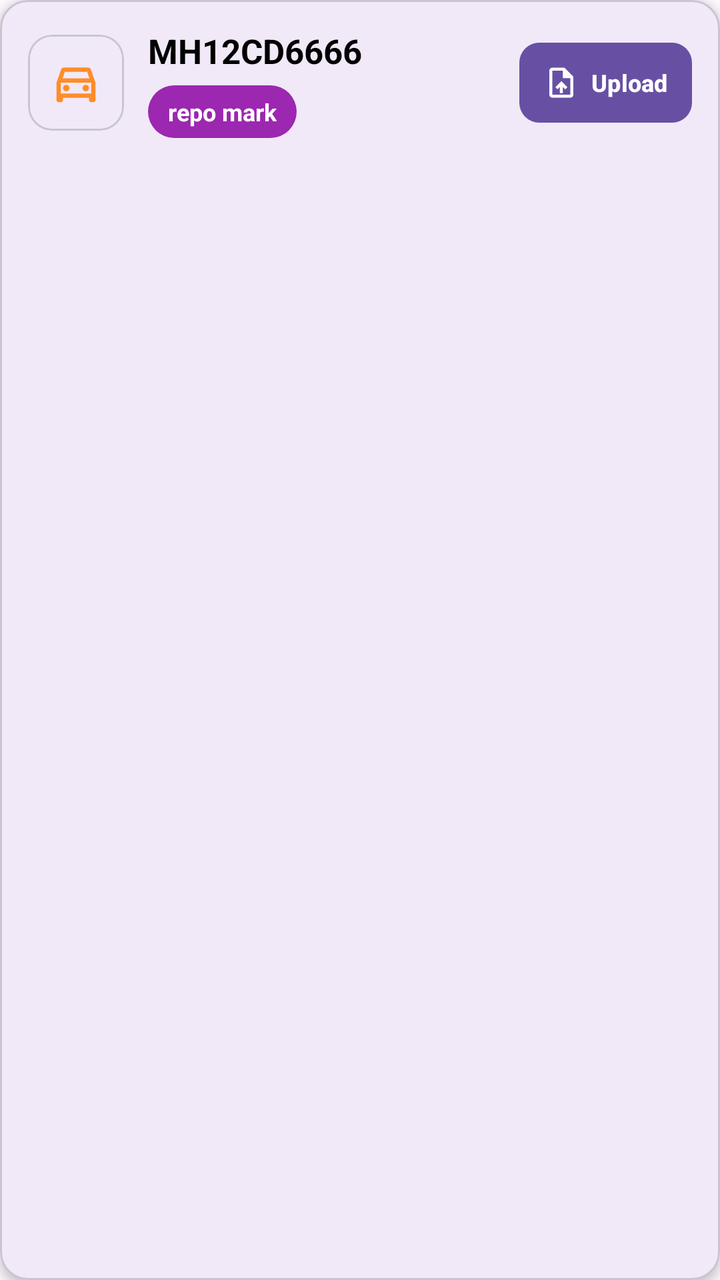
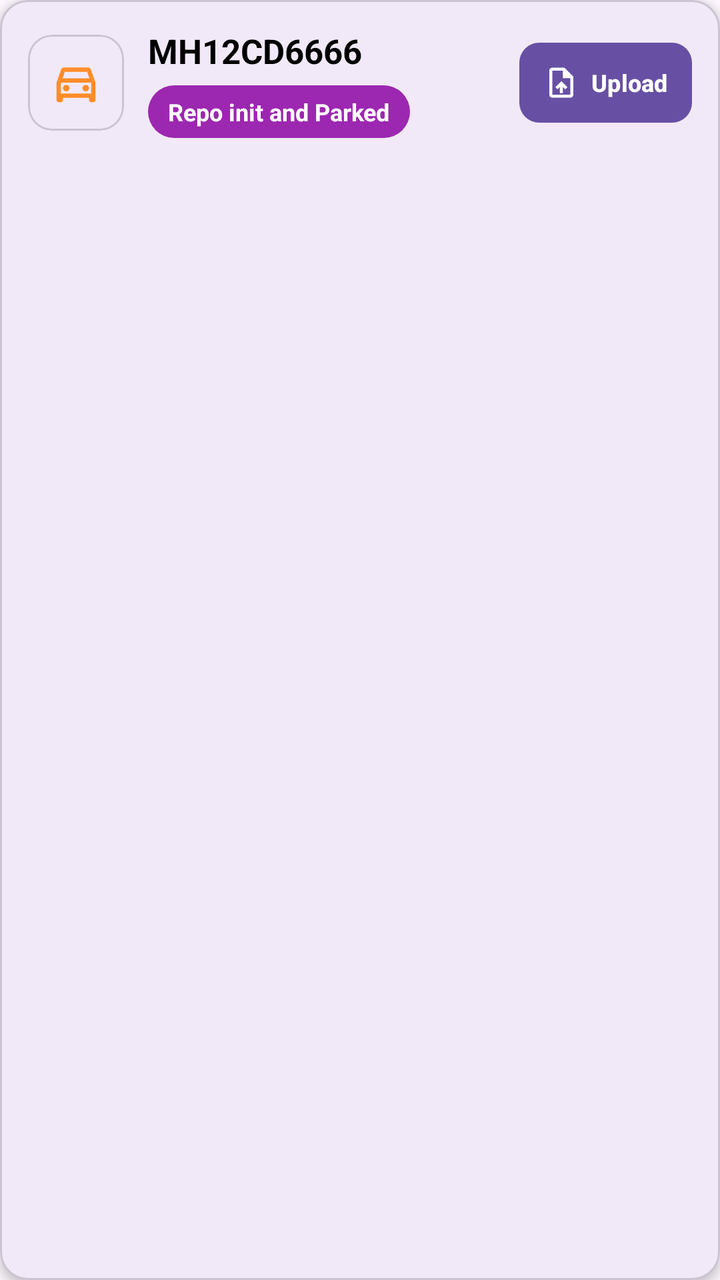

Compare the two renders of this Android layout. The source of the first and the diff that turns it into the second are given below.
<!-- AndroidManifest.xml: application theme Theme.RepoMaster -->
<!-- res/layout/item_pending_image_upload.xml -->
<com.google.android.material.card.MaterialCardView
    xmlns:android="http://schemas.android.com/apk/res/android"
    xmlns:app="http://schemas.android.com/apk/res-auto"
    android:layout_width="match_parent"
    android:layout_height="wrap_content"
    android:layout_marginStart="12dp"
    android:layout_marginEnd="12dp"
    android:layout_marginTop="6dp"
    android:layout_marginBottom="6dp"
    app:cardCornerRadius="14dp"
    app:cardElevation="3dp"
    app:strokeWidth="1dp">
    <LinearLayout
        android:layout_width="match_parent"
        android:layout_height="wrap_content"
        android:orientation="horizontal"
        android:gravity="center_vertical"
        android:padding="14dp">

        
        <com.google.android.material.card.MaterialCardView
            android:layout_width="48dp"
            android:layout_height="48dp"
            app:cardCornerRadius="12dp"
            app:cardElevation="0dp">

            <ImageView
                android:layout_width="match_parent"
                android:layout_height="match_parent"
                android:padding="11dp"
                android:src="@drawable/orange_directions_car_24"
                android:contentDescription="Vehicle" />

        </com.google.android.material.card.MaterialCardView>
        
        <LinearLayout
            android:layout_width="0dp"
            android:layout_height="wrap_content"
            android:layout_weight="1"
            android:layout_marginStart="12dp"
            android:orientation="vertical">

            <TextView
                android:id="@+id/txtVehicleNumber"
                android:layout_width="wrap_content"
                android:layout_height="wrap_content"
                android:text="MH12CD6666"
                android:textColor="@color/black"
                android:textSize="17sp"
                android:textStyle="bold" />

            <LinearLayout
                android:layout_width="wrap_content"
                android:layout_height="wrap_content"
                android:layout_marginTop="6dp"
                android:orientation="horizontal"
                android:gravity="center_vertical">

                <TextView
                    android:id="@+id/txtStatus"
                    android:layout_width="wrap_content"
                    android:layout_height="wrap_content"
                    android:text="repo mark"
                    android:textSize="12sp"
                    android:textStyle="bold"
                    android:textColor="@android:color/white"
                    android:paddingStart="10dp"
                    android:paddingEnd="10dp"
                    android:paddingTop="5dp"
                    android:paddingBottom="5dp"
                    android:background="@drawable/bg_status_chip" />

            </LinearLayout>

        </LinearLayout>
        
        <com.google.android.material.button.MaterialButton
            android:id="@+id/btnAdd"
            android:layout_width="wrap_content"
            android:layout_height="48dp"
            android:minWidth="0dp"
            android:text="Upload"
            android:textSize="12sp"
            android:textStyle="bold"
            android:textAllCaps="false"
            android:paddingStart="12dp"
            android:paddingEnd="12dp"
            android:contentDescription="Upload images"
            app:icon="@drawable/outline_upload_file_24"
            app:iconGravity="textStart"
            app:iconPadding="6dp"
            app:cornerRadius="10dp" />

    </LinearLayout>

</com.google.android.material.card.MaterialCardView>
<!-- resources referenced by this layout -->
<resources>
  <color name="black">#FF000000</color>
  <!-- drawable bg_status_chip (drawable) -->
  <?xml version="1.0" encoding="utf-8"?>
  <shape xmlns:android="http://schemas.android.com/apk/res/android"
      android:shape="rectangle">
  
      <corners android:radius="20dp" />
  
      <solid android:color="@color/status_on_way" />
  
  </shape>
  <!-- drawable orange_directions_car_24 (drawable) -->
  <vector xmlns:android="http://schemas.android.com/apk/res/android" android:height="24dp" android:tint="#FF8D2A" android:viewportHeight="960" android:viewportWidth="960" android:width="24dp">
        
      <path android:fillColor="@android:color/white" android:pathData="M240,760L240,800Q240,817 228.5,828.5Q217,840 200,840L160,840Q143,840 131.5,828.5Q120,817 120,800L120,480L204,240Q210,222 225.5,211Q241,200 260,200L700,200Q719,200 734.5,211Q750,222 756,240L840,480L840,800Q840,817 828.5,828.5Q817,840 800,840L760,840Q743,840 731.5,828.5Q720,817 720,800L720,760L240,760ZM232,400L728,400L686,280L274,280L232,400ZM200,480L200,480L200,680L200,680L200,480ZM300,640Q325,640 342.5,622.5Q360,605 360,580Q360,555 342.5,537.5Q325,520 300,520Q275,520 257.5,537.5Q240,555 240,580Q240,605 257.5,622.5Q275,640 300,640ZM660,640Q685,640 702.5,622.5Q720,605 720,580Q720,555 702.5,537.5Q685,520 660,520Q635,520 617.5,537.5Q600,555 600,580Q600,605 617.5,622.5Q635,640 660,640ZM200,680L760,680L760,480L200,480L200,680Z"/>
      
  </vector>
  <!-- drawable outline_upload_file_24 (drawable) -->
  <vector xmlns:android="http://schemas.android.com/apk/res/android" android:height="24dp" android:tint="@color/white" android:viewportHeight="960" android:viewportWidth="960" android:width="24dp">
        
      <path android:fillColor="@android:color/white" android:pathData="M440,760L520,760L520,593L584,657L640,600L480,440L320,600L377,656L440,593L440,760ZM240,880Q207,880 183.5,856.5Q160,833 160,800L160,160Q160,127 183.5,103.5Q207,80 240,80L560,80L800,320L800,800Q800,833 776.5,856.5Q753,880 720,880L240,880ZM520,360L520,160L240,160Q240,160 240,160Q240,160 240,160L240,800Q240,800 240,800Q240,800 240,800L720,800Q720,800 720,800Q720,800 720,800L720,360L520,360ZM240,160L240,160L240,360L240,360L240,160L240,360L240,360L240,800Q240,800 240,800Q240,800 240,800L240,800Q240,800 240,800Q240,800 240,800L240,160Q240,160 240,160Q240,160 240,160Z"/>
      
  </vector>
  <style name="Theme.RepoMaster" parent="Base.Theme.RepoMaster" />
  <color name="status_on_way">#9C27B0</color>
  <color name="white">#FFFFFFFF</color>
  <style name="Base.Theme.RepoMaster" parent="Theme.Material3.Light.NoActionBar">
      </style>
</resources>

<!-- the commit's change to res/layout/item_pending_image_upload.xml (unified diff, before → after) -->
@@ -60,7 +60,7 @@
                     android:id="@+id/txtStatus"
                     android:layout_width="wrap_content"
                     android:layout_height="wrap_content"
-                    android:text="repo mark"
+                    android:text="Repo init and Parked"
                     android:textSize="12sp"
                     android:textStyle="bold"
                     android:textColor="@android:color/white"
